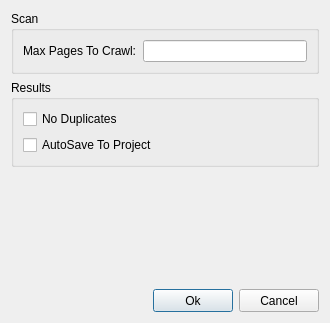
Before: the Qt Designer form sub3suite/src/Dialogs/PassiveConfigDialog.ui in 3nock/OTE, drawn with Qt 5.
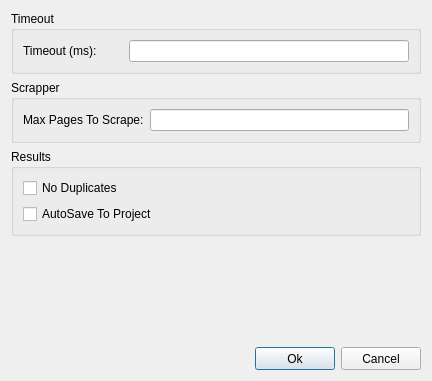
After: the same form once the commit is applied. Icons and pictures are not drawn.

Commit message: added timeout for osint & raw Engines

Patch:
```diff
--- a/sub3suite/src/Dialogs/PassiveConfigDialog.ui
+++ b/sub3suite/src/Dialogs/PassiveConfigDialog.ui
@@ -6,13 +6,19 @@
    <rect>
     <x>0</x>
     <y>0</y>
-    <width>330</width>
-    <height>323</height>
+    <width>432</width>
+    <height>381</height>
    </rect>
   </property>
+  <property name="sizePolicy">
+   <sizepolicy hsizetype="Expanding" vsizetype="Expanding">
+    <horstretch>0</horstretch>
+    <verstretch>0</verstretch>
+   </sizepolicy>
+  </property>
   <property name="minimumSize">
    <size>
-    <width>330</width>
+    <width>400</width>
     <height>0</height>
    </size>
   </property>
@@ -23,7 +29,42 @@
    <iconset>
     <normaloff>.</normaloff>.</iconset>
   </property>
-  <layout class="QVBoxLayout" name="verticalLayout_3">
+  <layout class="QVBoxLayout" name="verticalLayout_2">
+   <item>
+    <widget class="QGroupBox" name="groupBoxTimeout">
+     <property name="title">
+      <string>Timeout</string>
+     </property>
+     <property name="checkable">
+      <bool>false</bool>
+     </property>
+     <property name="checked">
+      <bool>false</bool>
+     </property>
+     <layout class="QVBoxLayout" name="verticalLayout_9">
+      <item>
+       <layout class="QHBoxLayout" name="horizontalLayout_3">
+        <item>
+         <widget class="QLabel" name="label_2">
+          <property name="minimumSize">
+           <size>
+            <width>100</width>
+            <height>0</height>
+           </size>
+          </property>
+          <property name="text">
+           <string>Timeout (ms):</string>
+          </property>
+         </widget>
+        </item>
+        <item>
+         <widget class="QLineEdit" name="lineEditTimeout"/>
+        </item>
+       </layout>
+      </item>
+     </layout>
+    </widget>
+   </item>
    <item>
     <widget class="QGroupBox" name="groupBoxScan">
      <property name="font">
@@ -33,7 +74,7 @@
       </font>
      </property>
      <property name="title">
-      <string>Scan</string>
+      <string>Scrapper</string>
      </property>
      <layout class="QVBoxLayout" name="verticalLayout">
       <item>
@@ -47,7 +88,7 @@
            </size>
           </property>
           <property name="text">
-           <string>Max Pages To Crawl:</string>
+           <string>Max Pages To Scrape:</string>
           </property>
          </widget>
         </item>
```
The commit also changes 144 other files.
